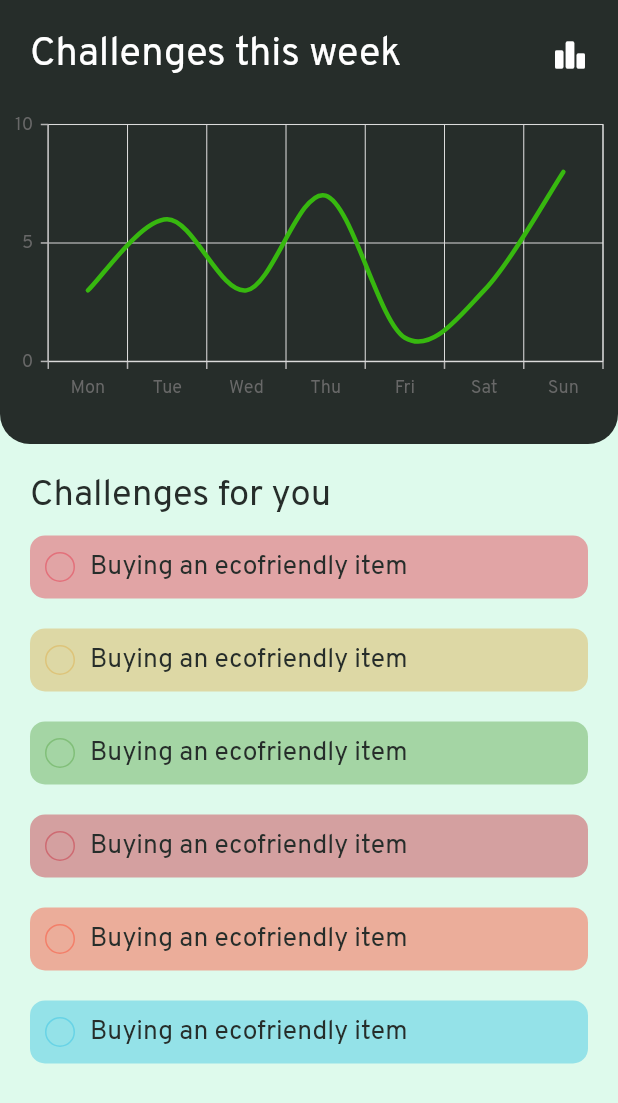
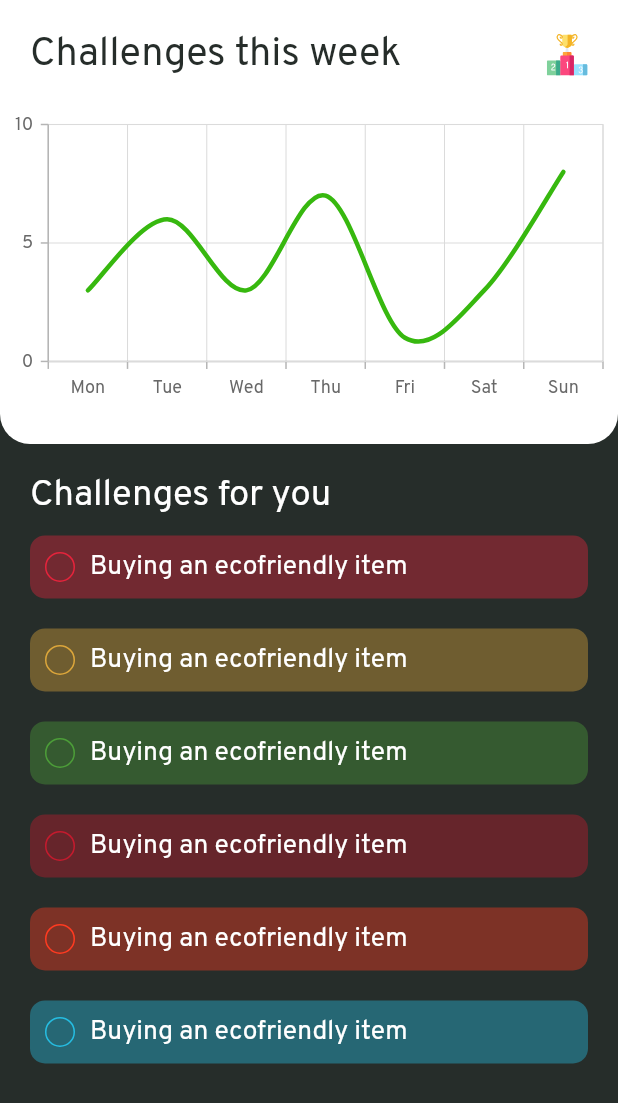
Before and after one commit to Akshay-0706/Hackathon-2023, a Flutter app: the ChallengesBody screen opened directly, on a phone screen of 412 x 824 dp. Shown: the top 1103 px of the screen. Run offline on Flutter 3.47's test engine with Material 2 defaults, Android fonts, the phone set to English and light mode, and no system bars; our stand-ins replace animated_text_kit, cached_network_image, drop_shadow, firebase_auth, firebase_core, firebase_database and 8 more; accounts and stored records are empty; project files that could hold a hidden picture were left out.

Commit message:
Leaderboard done

```diff
--- a/lib/frontend/challenges/components/body.dart
+++ b/lib/frontend/challenges/components/body.dart
@@ -1,10 +1,14 @@
 import 'package:flutter/material.dart';
+import 'package:flutter_svg/flutter_svg.dart';
+import 'package:flutter_svg/parser.dart';
 import 'package:hackathon/const.dart';
+import 'package:hackathon/frontend/leaderboard/leaderboard.dart';
 import 'package:hackathon/theme.dart';
 import 'package:syncfusion_flutter_charts/charts.dart';
 
 import '../../../backend/challenges/chart_data.dart';
 import '../../../size.dart';
+import '../../components/custom_page_route.dart';
 
 class ChallengesBody extends StatefulWidget {
   const ChallengesBody({super.key});
@@ -31,7 +35,9 @@ class _ChallengesBodyState extends State<ChallengesBody> {
     Pallete pallete = Pallete(context);
 
     return SafeArea(
-      child: TweenAnimationBuilder(
+      child: Scaffold(
+        backgroundColor: pallete.primaryDark(),
+        body: TweenAnimationBuilder(
           tween: Tween<double>(begin: 0, end: 1),
           duration: const Duration(milliseconds: 500),
           builder: (context, double opacity, child) => Opacity(
@@ -42,7 +48,7 @@ class _ChallengesBodyState extends State<ChallengesBody> {
                 Container(
                   width: double.infinity,
                   decoration: BoxDecoration(
-                  color: pallete.primaryDark(),
+                    color: pallete.background(),
                     borderRadius: const BorderRadius.only(
                       bottomLeft: Radius.circular(20),
                       bottomRight: Radius.circular(20),
@@ -58,13 +64,22 @@ class _ChallengesBodyState extends State<ChallengesBody> {
                             Text(
                               "Challenges this week",
                               style: TextStyle(
-                              color: pallete.background(),
+                                color: pallete.primaryDark(),
                                 fontSize: getWidth(24),
                               ),
                             ),
-                          Icon(
-                            Icons.leaderboard_rounded,
-                            color: pallete.background(),
+                            InkWell(
+                              onTap: () => Navigator.push(
+                                context,
+                                CustomPageRoute(
+                                  context,
+                                  const LeaderBoard(),
+                                ),
+                              ),
+                              child: SvgPicture.asset(
+                                "assets/icons/leaderboard.svg",
+                                width: getWidth(25),
+                              ),
                             ),
                           ],
                         ),
@@ -82,10 +97,6 @@ class _ChallengesBodyState extends State<ChallengesBody> {
                               xAxisName: "Day",
                               yAxisName: "Task",
                               width: 3,
-                            markerSettings: MarkerSettings(
-                              shape: DataMarkerType.circle,
-                              color: pallete.primaryDark(),
-                            ),
                               xValueMapper: (ChartData data, _) => data.day,
                               yValueMapper: (ChartData data, _) => data.task,
                             ),
@@ -118,7 +129,7 @@ class _ChallengesBodyState extends State<ChallengesBody> {
                                 child: Text(
                                   "Congratulations! You've completed a challenge.",
                                   style: TextStyle(
-                                  color: pallete.primaryDark(),
+                                    color: pallete.background(),
                                     fontSize: getWidth(16),
                                   ),
                                 ),
@@ -137,7 +148,7 @@ class _ChallengesBodyState extends State<ChallengesBody> {
                     child: Text(
                       "Challenges for you",
                       style: TextStyle(
-                      color: pallete.primaryDark(),
+                        color: pallete.background(),
                         fontSize: getWidth(22),
                       ),
                     ),
@@ -175,6 +186,7 @@ class _ChallengesBodyState extends State<ChallengesBody> {
                   ),
                 )
               ],
+            ),
           ),
         ),
       ),
@@ -223,8 +235,9 @@ class ChallengeCard extends StatelessWidget {
                       height: 20,
                       decoration: BoxDecoration(
                           border: Border.all(
-                              color: Global.colors[index % total]
-                                  .withOpacity(0.4)),
+                            color:
+                                Global.colors[index % total],
+                          ),
                           shape: BoxShape.circle),
                       child: Icon(Icons.check, size: challengeDone ? 20 : 0),
                     ),
@@ -235,7 +248,7 @@ class ChallengeCard extends StatelessWidget {
                       child: Text(
                         challenge,
                         style: TextStyle(
-                          color: pallete.primaryDark(),
+                          color: pallete.background(),
                           fontSize: getWidth(16),
                         ),
                       ),
--- a/lib/frontend/welcome/components/body.dart
+++ b/lib/frontend/welcome/components/body.dart
@@ -119,7 +119,7 @@ class _WelcomeBodyState extends State<WelcomeBody> {
                       signin = true;
                     });
                     UserAccount.googleLogin().then((value) {
-                      Account? user = value;
+                      Account? user = value as Account?;
                       if (user != null) {
                         if (!signedIn || box.read('email') != user.email) {
                           box.write('name', user.name);
```
Also changed, not shown: lib/frontend/leaderboard/components/body.dart (+89 -55 lines), assets/icons/leaderboard.svg (added). Lines whose indentation alone changed are shown as unchanged.
